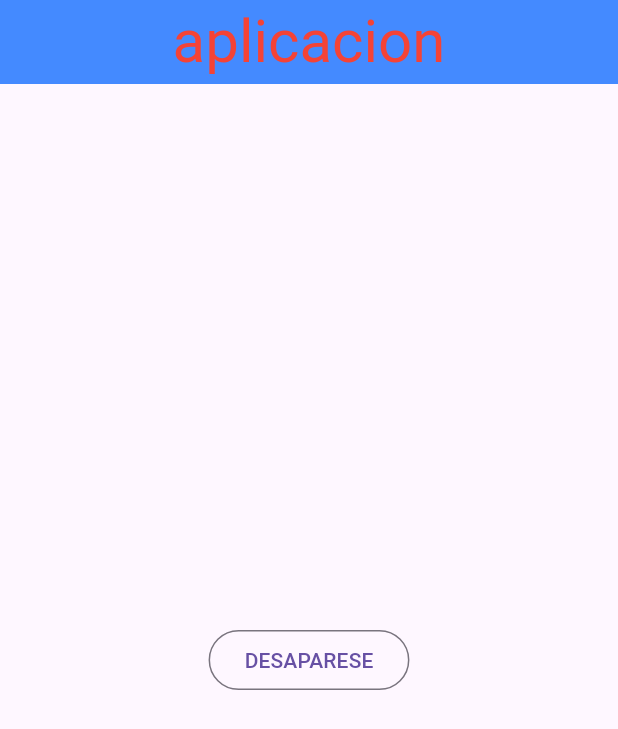
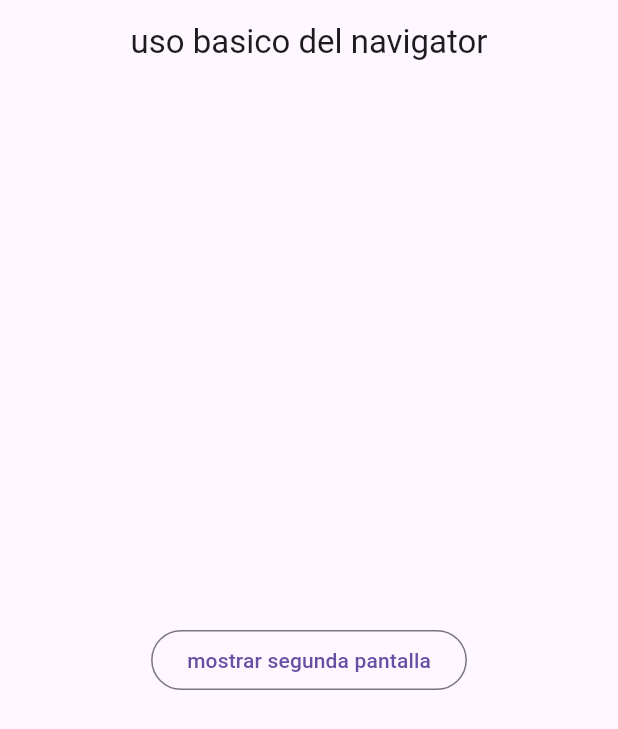
Before and after one commit to francodavid1998/s, a Flutter app: the screen it shows after launch, on a phone screen of 412 x 824 dp. Shown: the top 729 px of the screen. Run offline on Flutter 3.47's test engine with Material 3 defaults, Android fonts, the phone set to English and light mode, and no system bars.

Commit message:
uso de navigator nivel 1(lo mas basico posible)

```diff
--- a/lib/main.dart
+++ b/lib/main.dart
@@ -1,3 +1,4 @@
+import 'package:fl1/pages/my_home_page.dart';
 import 'package:flutter/material.dart';
 
 void main() => runApp(const MyApp());
@@ -7,51 +8,6 @@ class MyApp extends StatelessWidget {
 
   @override
   Widget build(BuildContext context) {
-    return MaterialApp(
-      title: 'Material App',
-      home: S(),
-    );
+    return MaterialApp(title: 'Material App', home: S());
   }
 }
-
-class S extends StatefulWidget {
-  const S({super.key});
-
-  @override
-  State<S> createState() => _SState();
-}
-
-class _SState extends State<S> {
-  bool B = false;
-  @override
-  Widget build(BuildContext context) {
-    return Scaffold(
-      appBar: AppBar(
-        backgroundColor: Colors.blueAccent,
-        title: Center(
-          child: Text(
-            "aplicacion",
-            style: TextStyle(color: Colors.red, fontSize: 40),
-          ),
-        ),
-      ),
-      body: Center(
-        child: Column(
-          mainAxisAlignment: MainAxisAlignment.center,
-          children: [
-            OutlinedButton(
-              onPressed: _onp1,
-              child: Text(B ? "" : "DESAPARESE"),
-            ),
-          ],
-        ),
-      ),
-    );
-  }
-
-  void _onp1() {
-    setState(() {
-      B = !B;
-    });
-  }
-}
--- /dev/null
+++ b/lib/pages/my_home_page.dart
@@ -0,0 +1,33 @@
+import 'package:flutter/material.dart';
+
+import 'page2.dart';
+
+class S extends StatelessWidget {
+  const S({super.key});
+
+  @override
+  Widget build(BuildContext context) {
+    return Scaffold(
+      appBar: AppBar(
+        title: Center(child: Text("uso basico del navigator")),
+      ),
+      body: Center(
+        child: OutlinedButton(
+          onPressed: () {
+            _showsecondpage(context);
+          },
+          child: Text("mostrar segunda pantalla"),
+        ),
+      ),
+    );
+  }
+
+  void _showsecondpage(BuildContext context) {
+    final route = MaterialPageRoute(builder: (BuildContext context) {
+      return Page2(
+        name: "marvin",
+      );
+    });
+    Navigator.of(context).push(route);
+  }
+}
```
Also changed, not shown: lib/pages/page2.dart (added, +16 -0 lines).
